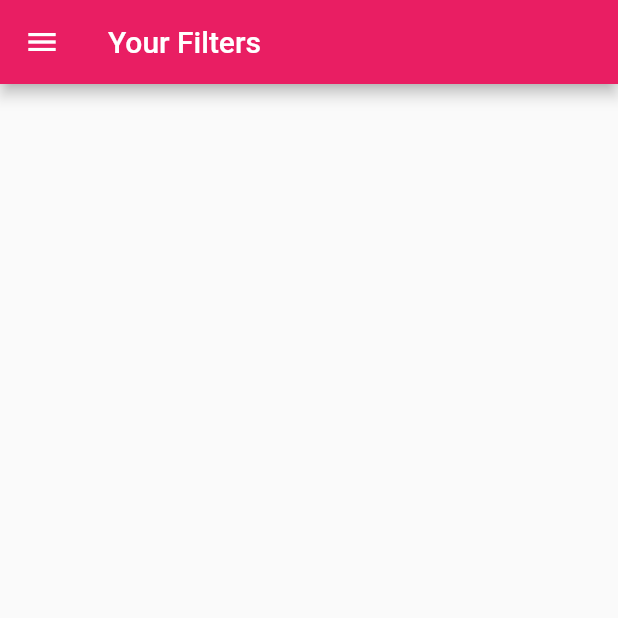
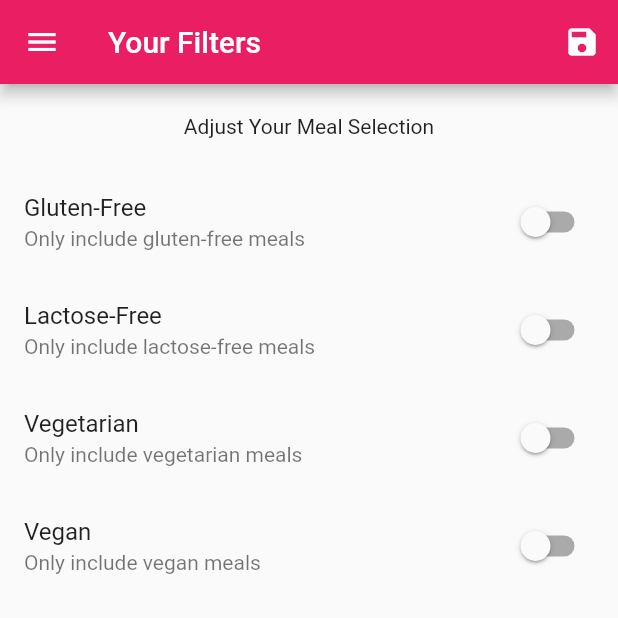
Before and after one commit to anujbarve/meal_app, a Flutter app: the FiltersScreen screen opened by its route, on a phone screen of 412 x 824 dp, the top half of it. Run offline on Flutter 3.47's test engine with Material 2 defaults, Android fonts, the phone set to English and light mode, and no system bars; network calls fail.

Commit message:
added filtering logic

```diff
--- a/lib/main.dart
+++ b/lib/main.dart
@@ -1,13 +1,50 @@
 import 'package:flutter/material.dart';
-import 'package:meal_app/screens/filters_screen.dart';
-import 'package:meal_app/screens/tabs_screen.dart';
+import './data/dummy_data.dart';
+import './screens/filters_screen.dart';
+import './screens/tabs_screen.dart';
 import './screens/meal_detail_screen.dart';
 import './screens/category_meals_screen.dart';
 import './screens/categories_screen.dart';
+import 'models/meal.dart';
 
 void main() => runApp(MyApp());
 
-class MyApp extends StatelessWidget {
+class MyApp extends StatefulWidget {
+  @override
+  State<MyApp> createState() => _MyAppState();
+}
+
+class _MyAppState extends State<MyApp> {
+  Map<String, bool> _filters = {
+    'gluten': false,
+    'lactose': false,
+    'vegetarian': false,
+    'vegan': false
+  };
+
+  List<Meal> _availableMeals = DUMMY_MEALS;
+
+  void _setFilters(Map<String, bool> filterdata) {
+    setState(() {
+      _filters = filterdata;
+      _availableMeals = DUMMY_MEALS.where((meal) {
+        if (_filters['gluten'] == true && !meal.isGlutenFree) {
+          return false;
+        }
+        if (_filters['lactose'] == true && !meal.isLactoseFree) {
+          return false;
+        }
+        if (_filters['vegetarian'] == true && !meal.isVegetarian) {
+          return false;
+        }
+        if (_filters['vegan'] == true && !meal.isVegan) {
+          return false;
+        }
+        return true;
+      }).toList();
+    });
+  }
+
   @override
   Widget build(BuildContext context) {
     return MaterialApp(
@@ -18,9 +55,10 @@ class MyApp extends StatelessWidget {
       ),
       routes: {
         '/': (ctx) => TabsScreen(),
-        CategoryMealsScreen.routeName: (ctx) => CategoryMealsScreen(),
+        CategoryMealsScreen.routeName: (ctx) =>
+            CategoryMealsScreen(_availableMeals),
         MealDetailScreen.routeName: (ctx) => MealDetailScreen(),
-        FiltersScreen.routeName:(ctx) => FiltersScreen()
+        FiltersScreen.routeName: (ctx) => FiltersScreen(_filters,_setFilters)
       },
       onGenerateRoute: (settings) {
         print(settings.arguments);
--- a/lib/screens/filters_screen.dart
+++ b/lib/screens/filters_screen.dart
@@ -1,17 +1,99 @@
 import 'package:flutter/material.dart';
 import 'package:meal_app/widgets/main_drawer.dart';
 
-class FiltersScreen extends StatelessWidget {
-  const FiltersScreen({Key key}) : super(key: key);
+class FiltersScreen extends StatefulWidget {
+  final Function saveFilters;
+  final Map<String, bool> currentFilters;
+
+  FiltersScreen(this.currentFilters, this.saveFilters);
 
   static const routeName = '/filters';
 
   @override
+  State<FiltersScreen> createState() => _FiltersScreenState();
+}
+
+class _FiltersScreenState extends State<FiltersScreen> {
+  bool _isGlutenFree;
+  bool _isLactoseFree;
+  bool _isVegan;
+  bool _isVegetarian;
+
+  @override
+  void initState() {
+    _isGlutenFree = widget.currentFilters['gluten'];
+    _isLactoseFree = widget.currentFilters['lactose'];
+    _isVegan = widget.currentFilters['vegan'];
+    _isVegetarian = widget.currentFilters['vegetarian'];
+    super.initState();
+  }
+
+  Widget _buildSwitchListTile(
+      String title, String subtitle, bool currentValue, Function updateValue) {
+    return SwitchListTile(
+        title: Text(title),
+        subtitle: Text(subtitle),
+        value: currentValue,
+        onChanged: updateValue);
+  }
+
+  @override
   Widget build(BuildContext context) {
     return Scaffold(
-      appBar: AppBar(title: Text('Your Filters')),
+      appBar: AppBar(
+        title: Text('Your Filters'),
+        actions: [
+          IconButton(
+              onPressed: () {
+                final selectedFilters = {
+                  'gluten': _isGlutenFree,
+                  'lactose': _isLactoseFree,
+                  'vegetarian': _isVegetarian,
+                  'vegan': _isVegan
+                };
+                widget.saveFilters(selectedFilters);
+              },
+              icon: Icon(Icons.save))
+        ],
+      ),
       drawer: MainDrawer(),
-      body: null,
+      body: Column(children: [
+        Container(
+          padding: EdgeInsets.all(20),
+          child: Text('Adjust Your Meal Selection'),
+        ),
+        Expanded(
+            child: ListView(
+          children: [
+            _buildSwitchListTile(
+                'Gluten-Free', 'Only include gluten-free meals', _isGlutenFree,
+                (newvalue) {
+              setState(() {
+                _isGlutenFree = newvalue;
+              });
+            }),
+            _buildSwitchListTile('Lactose-Free',
+                'Only include lactose-free meals', _isLactoseFree, (newvalue) {
+              setState(() {
+                _isLactoseFree = newvalue;
+              });
+            }),
+            _buildSwitchListTile(
+                'Vegetarian', 'Only include vegetarian meals', _isVegetarian,
+                (newvalue) {
+              setState(() {
+                _isVegetarian = newvalue;
+              });
+            }),
+            _buildSwitchListTile('Vegan', 'Only include vegan meals', _isVegan,
+                (newvalue) {
+              setState(() {
+                _isVegan = newvalue;
+              });
+            })
+          ],
+        ))
+      ]),
     );
   }
 }
```
Also changed, not shown: lib/screens/category_meals_screen.dart (+50 -20 lines), lib/screens/meal_detail_screen.dart (+15 -9 lines), lib/widgets/meal_item.dart (+12 -6 lines).
